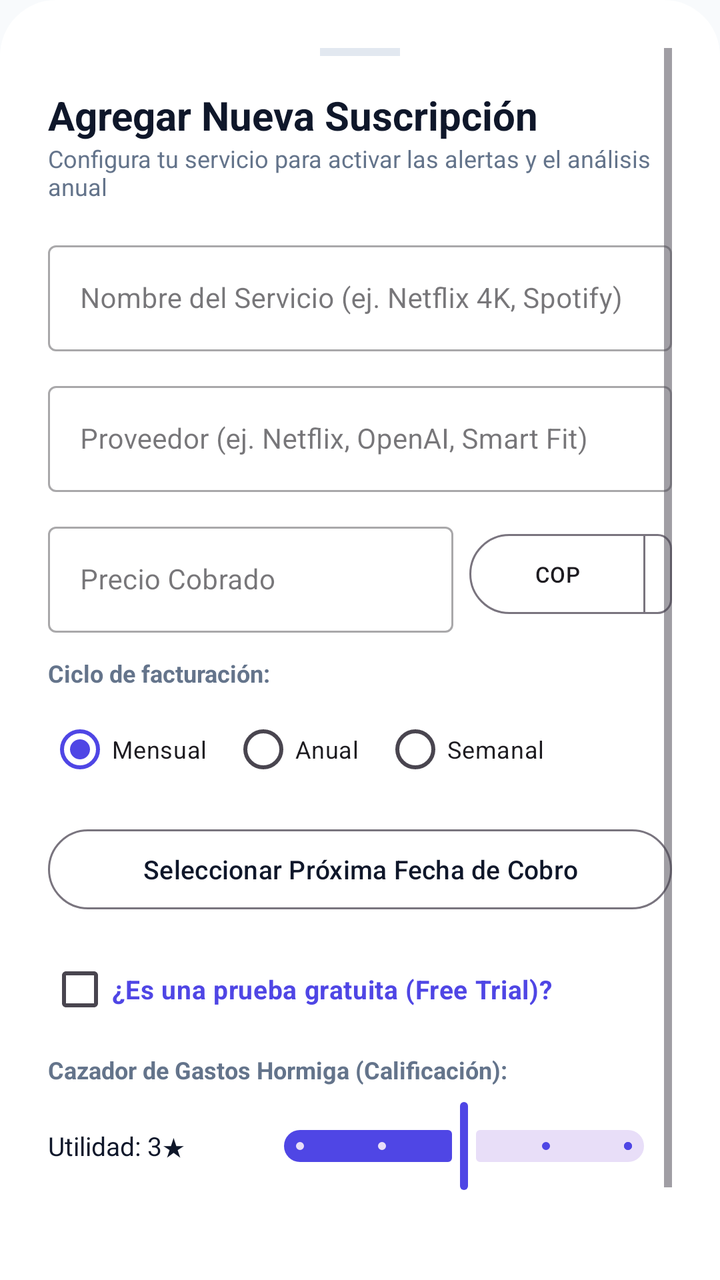
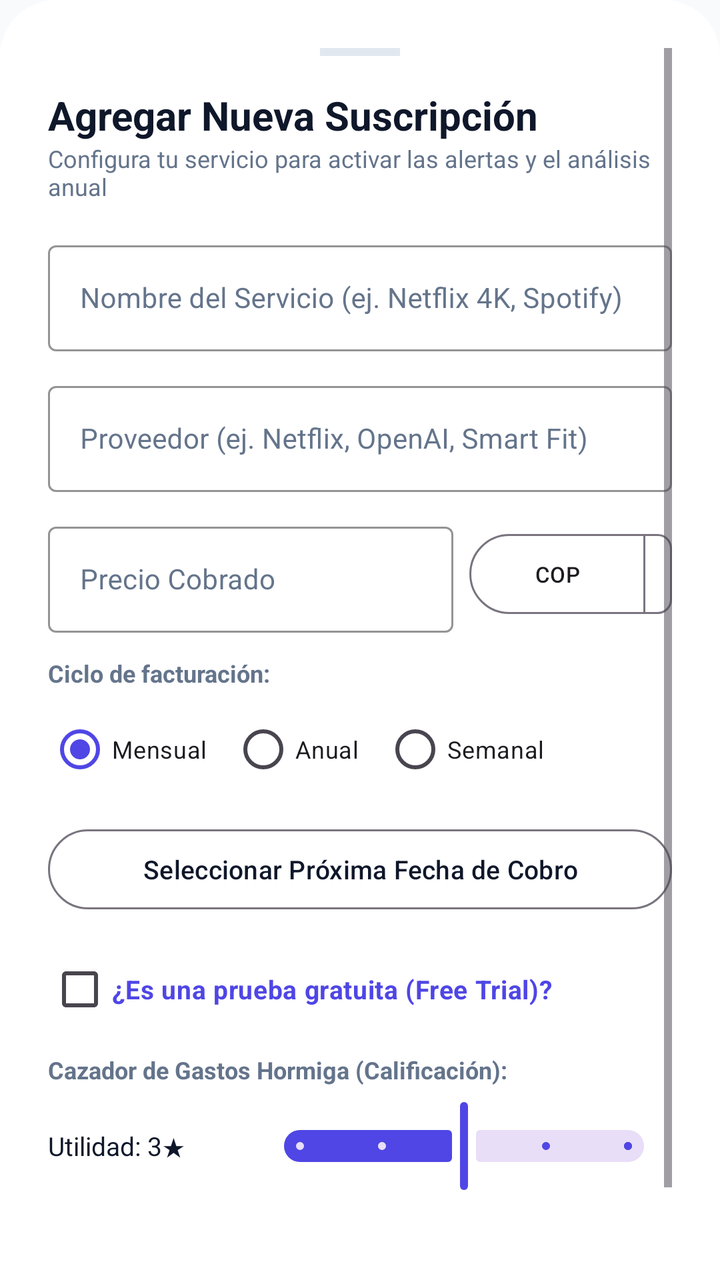

An Android layout rendered at two revisions. The XML below is the earlier revision; the diff shows what the commit changed to produce the second picture.
<!-- AndroidManifest.xml: application theme Theme.CazadorGastosHormiga -->
<!-- res/layout/bottom_sheet_add_subscription.xml -->
<?xml version="1.0" encoding="utf-8"?>
<ScrollView xmlns:android="http://schemas.android.com/apk/res/android"
    xmlns:app="http://schemas.android.com/apk/res-auto"
    android:layout_width="match_parent"
    android:layout_height="wrap_content"
    android:background="@drawable/surface_bottom_sheet"
    android:padding="24dp">

    <LinearLayout
        android:layout_width="match_parent"
        android:layout_height="wrap_content"
        android:orientation="vertical">

        
        <View
            android:layout_width="40dp"
            android:layout_height="4dp"
            android:layout_gravity="center_horizontal"
            android:background="@color/divider_color"
            android:layout_marginBottom="16dp" />

        <TextView
            android:layout_width="wrap_content"
            android:layout_height="wrap_content"
            android:text="Agregar Nueva Suscripción"
            android:textColor="@color/text_primary"
            android:textSize="20sp"
            android:textStyle="bold" />

        <TextView
            android:layout_width="wrap_content"
            android:layout_height="wrap_content"
            android:text="Configura tu servicio para activar las alertas y el análisis anual"
            android:textColor="@color/text_secondary"
            android:textSize="12sp"
            android:layout_marginBottom="16dp" />

        
        <com.google.android.material.textfield.TextInputLayout
            style="@style/Widget.MaterialComponents.TextInputLayout.OutlinedBox"
            android:layout_width="match_parent"
            android:layout_height="wrap_content"
            android:hint="Nombre del Servicio (ej. Netflix 4K, Spotify)"
            android:layout_marginBottom="12dp">

            <com.google.android.material.textfield.TextInputEditText
                android:id="@+id/etSubName"
                android:layout_width="match_parent"
                android:layout_height="wrap_content"
                android:textSize="14sp" />
        </com.google.android.material.textfield.TextInputLayout>

        
        <com.google.android.material.textfield.TextInputLayout
            style="@style/Widget.MaterialComponents.TextInputLayout.OutlinedBox"
            android:layout_width="match_parent"
            android:layout_height="wrap_content"
            android:hint="Proveedor (ej. Netflix, OpenAI, Smart Fit)"
            android:layout_marginBottom="12dp">

            <com.google.android.material.textfield.TextInputEditText
                android:id="@+id/etSubProvider"
                android:layout_width="match_parent"
                android:layout_height="wrap_content"
                android:textSize="14sp" />
        </com.google.android.material.textfield.TextInputLayout>

        
        <LinearLayout
            android:layout_width="match_parent"
            android:layout_height="wrap_content"
            android:orientation="horizontal"
            android:layout_marginBottom="12dp">

            <com.google.android.material.textfield.TextInputLayout
                style="@style/Widget.MaterialComponents.TextInputLayout.OutlinedBox"
                android:layout_width="0dp"
                android:layout_height="wrap_content"
                android:layout_weight="2"
                android:hint="Precio Cobrado"
                android:layout_marginEnd="8dp">

                <com.google.android.material.textfield.TextInputEditText
                    android:id="@+id/etSubPrice"
                    android:layout_width="match_parent"
                    android:layout_height="wrap_content"
                    android:inputType="numberDecimal"
                    android:textSize="14sp" />
            </com.google.android.material.textfield.TextInputLayout>

            <com.google.android.material.button.MaterialButtonToggleGroup
                android:id="@+id/toggleSubCurrency"
                android:layout_width="0dp"
                android:layout_height="wrap_content"
                android:layout_weight="1"
                android:layout_gravity="center_vertical"
                app:singleSelection="true">

                <Button
                    android:id="@+id/btnSubCOP"
                    style="?attr/materialButtonOutlinedStyle"
                    android:layout_width="wrap_content"
                    android:layout_height="wrap_content"
                    android:text="COP"
                    android:textSize="11sp" />

                <Button
                    android:id="@+id/btnSubUSD"
                    style="?attr/materialButtonOutlinedStyle"
                    android:layout_width="wrap_content"
                    android:layout_height="wrap_content"
                    android:text="USD"
                    android:textSize="11sp" />
            </com.google.android.material.button.MaterialButtonToggleGroup>
        </LinearLayout>

        
        <TextView
            android:layout_width="wrap_content"
            android:layout_height="wrap_content"
            android:text="Ciclo de facturación:"
            android:textColor="@color/text_secondary"
            android:textSize="12sp"
            android:textStyle="bold"
            android:layout_marginBottom="6dp" />

        <RadioGroup
            android:id="@+id/rgBillingCycle"
            android:layout_width="match_parent"
            android:layout_height="wrap_content"
            android:orientation="horizontal"
            android:layout_marginBottom="12dp">

            <RadioButton
                android:id="@+id/rbMonthly"
                android:layout_width="wrap_content"
                android:layout_height="wrap_content"
                android:checked="true"
                android:text="Mensual"
                android:textSize="12sp"
                android:layout_marginEnd="12dp" />

            <RadioButton
                android:id="@+id/rbYearly"
                android:layout_width="wrap_content"
                android:layout_height="wrap_content"
                android:text="Anual"
                android:textSize="12sp"
                android:layout_marginEnd="12dp" />

            <RadioButton
                android:id="@+id/rbWeekly"
                android:layout_width="wrap_content"
                android:layout_height="wrap_content"
                android:text="Semanal"
                android:textSize="12sp" />
        </RadioGroup>

        
        <com.google.android.material.button.MaterialButton
            android:id="@+id/btnPickNextBillingDate"
            style="@style/Widget.Material3.Button.OutlinedButton"
            android:layout_width="match_parent"
            android:layout_height="wrap_content"
            android:text="Seleccionar Próxima Fecha de Cobro"
            android:textColor="@color/text_primary"
            android:textSize="13sp"
            android:layout_marginBottom="12dp" />

        
        <CheckBox
            android:id="@+id/cbIsFreeTrial"
            android:layout_width="wrap_content"
            android:layout_height="wrap_content"
            android:text="¿Es una prueba gratuita (Free Trial)?"
            android:textColor="@color/primary"
            android:textStyle="bold"
            android:textSize="13sp"
            android:layout_marginBottom="8dp" />

        
        <com.google.android.material.button.MaterialButton
            android:id="@+id/btnPickTrialEndDate"
            style="@style/Widget.Material3.Button.OutlinedButton"
            android:layout_width="match_parent"
            android:layout_height="wrap_content"
            android:text="Fecha Límite de Prueba (Alerta 48h)"
            android:visibility="gone"
            android:textColor="@color/rose_danger"
            android:textSize="13sp"
            android:layout_marginBottom="12dp" />

        
        <TextView
            android:layout_width="wrap_content"
            android:layout_height="wrap_content"
            android:text="Cazador de Gastos Hormiga (Calificación):"
            android:textColor="@color/text_secondary"
            android:textSize="12sp"
            android:textStyle="bold"
            android:layout_marginBottom="6dp" />

        <LinearLayout
            android:layout_width="match_parent"
            android:layout_height="wrap_content"
            android:orientation="horizontal"
            android:gravity="center_vertical"
            android:layout_marginBottom="16dp">

            <TextView
                android:id="@+id/tvRatingLabel"
                android:layout_width="0dp"
                android:layout_height="wrap_content"
                android:layout_weight="1"
                android:text="Utilidad: 3★"
                android:textColor="@color/text_primary"
                android:textSize="13sp" />

            <com.google.android.material.slider.Slider
                android:id="@+id/sliderPerceivedValue"
                android:layout_width="0dp"
                android:layout_height="wrap_content"
                android:layout_weight="2"
                android:valueFrom="1.0"
                android:valueTo="5.0"
                android:stepSize="1.0"
                android:value="3.0" />
        </LinearLayout>

        
        <com.google.android.material.button.MaterialButton
            android:id="@+id/btnSaveSubscription"
            android:layout_width="match_parent"
            android:layout_height="52dp"
            android:text="Guardar Suscripción"
            android:textSize="14sp"
            android:textStyle="bold"
            android:backgroundTint="@color/primary"
            app:cornerRadius="14dp" />

    </LinearLayout>
</ScrollView>
<!-- resources referenced by this layout -->
<resources>
  <color name="divider_color">#E2E8F0</color>
  <color name="primary">#4F46E5</color>
  <color name="rose_danger">#E11D48</color>
  <color name="text_primary">#0F172A</color>
  <color name="text_secondary">#64748B</color>
  <!-- drawable surface_bottom_sheet (drawable) -->
  <?xml version="1.0" encoding="utf-8"?>
  <shape xmlns:android="http://schemas.android.com/apk/res/android"
      android:shape="rectangle">
      <solid android:color="@color/surface_white" />
      <corners
          android:topLeftRadius="28dp"
          android:topRightRadius="28dp" />
  </shape>
  <style name="Theme.CazadorGastosHormiga" parent="Theme.Material3.DayNight.NoActionBar">
          <item name="colorPrimary">@color/primary</item>
          <item name="colorOnPrimary">@color/surface_white</item>
          <item name="android:statusBarColor">@color/primary_dark</item>
          <item name="android:windowBackground">@color/background_light</item>
      </style>
  <color name="surface_white">#FFFFFF</color>
  <color name="primary_dark">#3730A3</color>
  <color name="background_light">#F8FAFC</color>
</resources>

<!-- the commit's change to res/layout/bottom_sheet_add_subscription.xml (unified diff, before → after) -->
@@ -41,12 +41,17 @@
             android:layout_width="match_parent"
             android:layout_height="wrap_content"
             android:hint="Nombre del Servicio (ej. Netflix 4K, Spotify)"
+            android:textColorHint="@color/text_secondary"
+            app:hintTextColor="@color/primary"
+            app:boxStrokeColor="@color/primary"
             android:layout_marginBottom="12dp">
 
             <com.google.android.material.textfield.TextInputEditText
                 android:id="@+id/etSubName"
                 android:layout_width="match_parent"
                 android:layout_height="wrap_content"
+                android:textColor="@color/text_primary"
+                android:textColorHint="@color/text_muted"
                 android:textSize="14sp" />
         </com.google.android.material.textfield.TextInputLayout>
 
@@ -56,12 +61,17 @@
             android:layout_width="match_parent"
             android:layout_height="wrap_content"
             android:hint="Proveedor (ej. Netflix, OpenAI, Smart Fit)"
+            android:textColorHint="@color/text_secondary"
+            app:hintTextColor="@color/primary"
+            app:boxStrokeColor="@color/primary"
             android:layout_marginBottom="12dp">
 
             <com.google.android.material.textfield.TextInputEditText
                 android:id="@+id/etSubProvider"
                 android:layout_width="match_parent"
                 android:layout_height="wrap_content"
+                android:textColor="@color/text_primary"
+                android:textColorHint="@color/text_muted"
                 android:textSize="14sp" />
         </com.google.android.material.textfield.TextInputLayout>
 
@@ -78,6 +88,9 @@
                 android:layout_height="wrap_content"
                 android:layout_weight="2"
                 android:hint="Precio Cobrado"
+                android:textColorHint="@color/text_secondary"
+                app:hintTextColor="@color/primary"
+                app:boxStrokeColor="@color/primary"
                 android:layout_marginEnd="8dp">
 
                 <com.google.android.material.textfield.TextInputEditText
@@ -85,6 +98,8 @@
                     android:layout_width="match_parent"
                     android:layout_height="wrap_content"
                     android:inputType="numberDecimal"
+                    android:textColor="@color/text_primary"
+                    android:textColorHint="@color/text_muted"
                     android:textSize="14sp" />
             </com.google.android.material.textfield.TextInputLayout>
 
<!-- resource entries referenced after the edit -->
@@ -3,6 +3,7 @@
   <color name="divider_color">#E2E8F0</color>
   <color name="primary">#4F46E5</color>
   <color name="rose_danger">#E11D48</color>
+  <color name="text_muted">#94A3B8</color>
   <color name="text_primary">#0F172A</color>
   <color name="text_secondary">#64748B</color>
   <!-- drawable surface_bottom_sheet (drawable) -->
